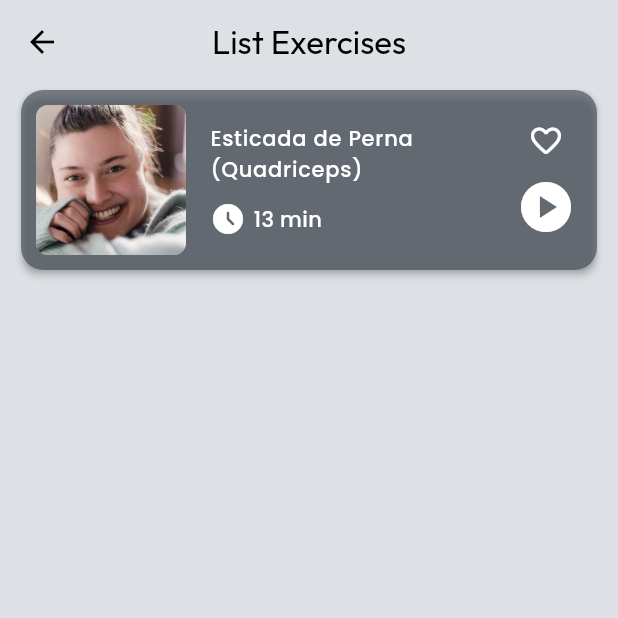
After one commit to DaviFerreira0106/PhysioApp, a Flutter app: the ExercisesListPage screen opened by its route, on a phone screen of 412 x 824 dp, the top half of it. The commit adds this screen. Run offline on Flutter 3.47's test engine with Material 3 defaults, Android fonts, the phone set to English and light mode, and no system bars; our stand-ins replace image_picker; accounts and stored records are empty.

Commit message:
Desenvolvimento do componente lista de exercício

```diff
--- a/lib/components/physioterapist/exercises/box_exercises_type.dart
+++ b/lib/components/physioterapist/exercises/box_exercises_type.dart
@@ -1,4 +1,5 @@
 import 'package:flutter/material.dart';
+import 'package:physioapp/utils/app_routes.dart';
 
 class BoxExercisesType extends StatelessWidget {
   final String title;
@@ -35,8 +36,8 @@ class BoxExercisesType extends StatelessWidget {
                 crossAxisAlignment: CrossAxisAlignment.center,
                 children: [
                   ListTile(
-                    onTap:
-                        () {}, //Implementar a navegação para a tela de lista de exercícios de cada tipo
+                    onTap: () => Navigator.of(context)
+                        .pushNamed(AppRoutes.exercisesListPage),
                     title: Center(
                       child: Container(
                         margin: const EdgeInsets.only(top: 5),
--- /dev/null
+++ b/lib/components/physioterapist/exercises/exercises_list.dart
@@ -0,0 +1,102 @@
+import 'package:flutter/material.dart';
+
+class ExercisesList extends StatelessWidget {
+  final String exerciseName;
+  final int minute;
+  final String pathVideoCover;
+  const ExercisesList({
+    super.key,
+    required this.exerciseName,
+    required this.minute,
+    required this.pathVideoCover,
+  });
+
+  @override
+  Widget build(BuildContext context) {
+    return Card(
+      elevation: 2,
+      color: const Color.fromARGB(0, 255, 255, 255),
+      child: Container(
+        height: 120,
+        width: double.infinity,
+        padding: const EdgeInsets.all(10),
+        decoration: BoxDecoration(
+          color: const Color.fromARGB(168, 66, 75, 84),
+          borderRadius: BorderRadius.circular(15),
+        ),
+        child: Row(
+          children: [
+            Container(
+              height: 100,
+              width: 100,
+              decoration: BoxDecoration(
+                color: Colors.grey,
+                image: DecorationImage(
+                  image: AssetImage(
+                    pathVideoCover,
+                  ),
+                  fit: BoxFit.cover,
+                ),
+                borderRadius: BorderRadius.circular(8),
+              ),
+            ),
+            Flexible(
+              fit: FlexFit.tight,
+              child: ListTile(
+                title: Text(
+                  exerciseName,
+                  style: const TextStyle(
+                    fontWeight: FontWeight.w500,
+                    color: Colors.white,
+                    fontSize: 14,
+                  ),
+                  textAlign: TextAlign.left,
+                  overflow: TextOverflow.fade,
+                ),
+                subtitle: Container(
+                  margin: const EdgeInsets.only(top: 10),
+                  child: Row(
+                    spacing: 5,
+                    children: [
+                      const Icon(
+                        Icons.access_time_filled_rounded,
+                        size: 24,
+                        color: Colors.white,
+                      ),
+                      Text(
+                        '$minute min',
+                        style: const TextStyle(
+                          color: Colors.white,
+                          fontWeight: FontWeight.w500,
+                          fontSize: 14,
+                        ),
+                        overflow: TextOverflow.ellipsis,
+                      ),
+                    ],
+                  ),
+                ),
+              ),
+            ),
+            Column(
+              children: [
+                IconButton(
+                  onPressed: () {},
+                  icon: Icon(
+                    Icons.favorite_border_rounded,
+                    size: 24,
+                    color: Colors.white,
+                  ),
+                ),
+                const Icon(
+                  Icons.play_circle,
+                  size: 40,
+                  color: Colors.white,
+                ),
+              ],
+            )
+          ],
+        ),
+      ),
+    );
+  }
+}
--- a/lib/main.dart
+++ b/lib/main.dart
@@ -3,6 +3,7 @@ import 'package:physioapp/model/auth/physio/auth_form.dart';
 import 'package:physioapp/model/exercises/phtysio/exercises_controller_component.dart';
 import 'package:physioapp/page/patient/signin_patient_page.dart';
 import 'package:physioapp/page/patient/signup_patient_page.dart';
+import 'package:physioapp/page/physioterapist/exercises_list_page.dart';
 import 'package:physioapp/page/physioterapist/home_physio_page.dart';
 import 'package:physioapp/page/physioterapist/message_page.dart';
 import 'package:physioapp/utils/app_routes.dart';
@@ -146,6 +147,7 @@ class PhysioApp extends StatelessWidget {
           AppRoutes.signInPatientPage: (context) => const SigninPatientPage(),
           AppRoutes.signUpPatientPage: (context) => const SignupPatientPage(),
           AppRoutes.messagePage: (context) => const MessagePage(),
+          AppRoutes.exercisesListPage: (context) => const ExercisesListPage(),
         },
       ),
     );
--- /dev/null
+++ b/lib/page/physioterapist/exercises_list_page.dart
@@ -0,0 +1,24 @@
+import 'package:flutter/material.dart';
+import 'package:physioapp/components/physioterapist/exercises/exercises_list.dart';
+
+class ExercisesListPage extends StatelessWidget {
+  const ExercisesListPage({super.key});
+
+  @override
+  Widget build(BuildContext context) {
+    return Scaffold(
+      appBar: AppBar(
+        title: Text('List Exercises'),
+      ),
+      body: Container(
+        width: MediaQuery.of(context).size.height,
+        padding: const EdgeInsets.symmetric(horizontal: 10),
+        child: ExercisesList(
+          exerciseName: 'Esticada de Perna (Quadriceps)',
+          minute: 13,
+          pathVideoCover: 'assets/images/background_image_auth_patient.jpg',
+        ),
+      ),
+    );
+  }
+}
--- a/lib/page/physioterapist/exercises_page_physio.dart
+++ b/lib/page/physioterapist/exercises_page_physio.dart
@@ -2,12 +2,17 @@ import 'package:flutter/material.dart';
 import 'package:physioapp/components/physioterapist/bottom_nav_bar.dart';
 import 'package:physioapp/components/physioterapist/exercises/grid_view_exercises.dart';
 import 'package:physioapp/components/physioterapist/exercises/shared_exercises_view.dart';
+import 'package:physioapp/model/exercises/phtysio/exercises_controller_component.dart';
+import 'package:provider/provider.dart';
 
 class ExercisesPagePhysio extends StatelessWidget {
   const ExercisesPagePhysio({super.key});
 
   @override
   Widget build(BuildContext context) {
+    final exercisesProvider =
+        Provider.of<ExercisesControllerComponent>(context);
+
     return Scaffold(
       appBar: AppBar(
         title: Text(
@@ -26,7 +31,8 @@ class ExercisesPagePhysio extends StatelessWidget {
               padding: const EdgeInsets.symmetric(horizontal: 10),
               child: Column(
                 children: [
-                  const SharedExercisesView(),
+                  if (exercisesProvider.listComponent.isNotEmpty)
+                    const SharedExercisesView(),
                   SizedBox(
                     height: MediaQuery.of(context).size.height * 0.74,
                     width: double.infinity,
--- a/lib/utils/app_routes.dart
+++ b/lib/utils/app_routes.dart
@@ -12,4 +12,5 @@ class AppRoutes {
   static const String signInPatientPage = '/signin-patient-page';
   static const String signUpPatientPage = '/signup-patient-page';
   static const String messagePage = '/message-page';
+  static const String exercisesListPage = '/exercises-list-page';
 }
```
